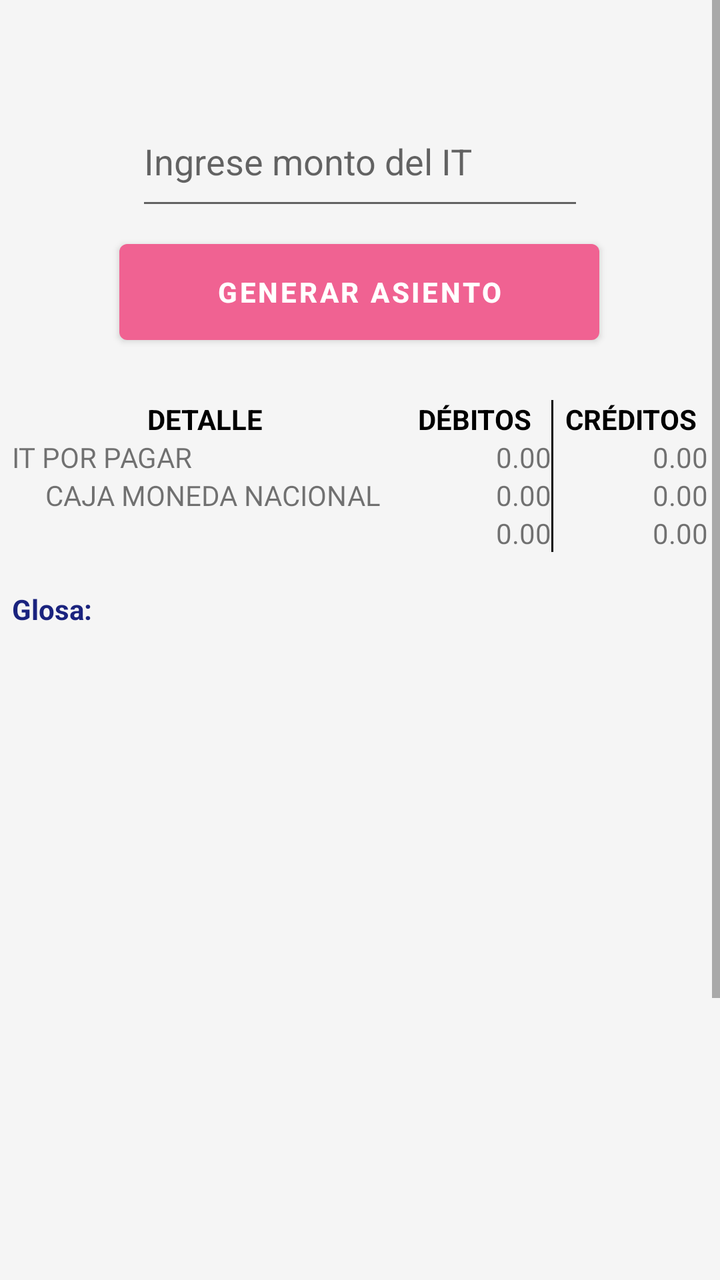
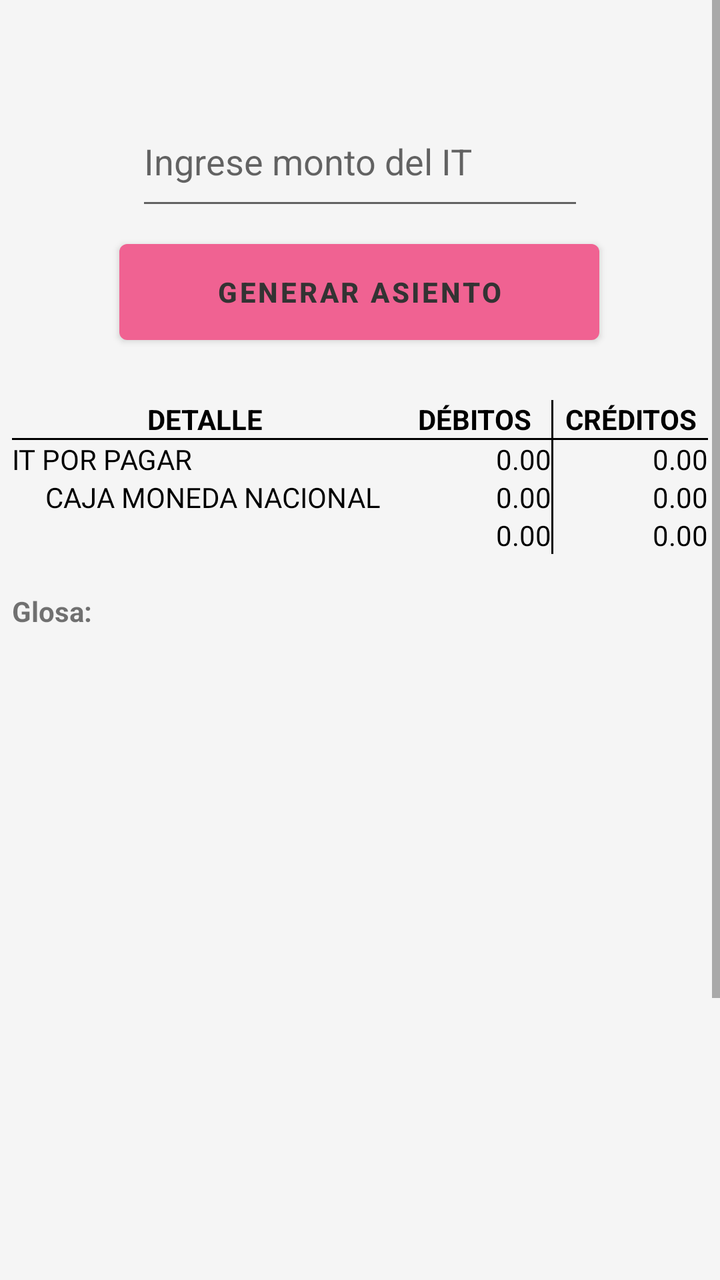

Two renders of the same Android screen: before a commit and after it. Below are the layout's source before the change and the commit's diff.
<!-- AndroidManifest.xml: application theme Theme.ContabilidadBasicaBolivia -->
<!-- res/layout/activity_liquidacion_it.xml -->
<?xml version="1.0" encoding="utf-8"?>
<ScrollView
    xmlns:android="http://schemas.android.com/apk/res/android"
    xmlns:app="http://schemas.android.com/apk/res-auto"
    xmlns:tools="http://schemas.android.com/tools"
    android:layout_width="match_parent"
    android:layout_height="match_parent"
    android:background="#F5F5F5"
    tools:context="com.datos.contabilidadbasicabolivia.LiquidacionIT">

    <androidx.constraintlayout.widget.ConstraintLayout
        android:layout_width="match_parent"
        android:layout_height="wrap_content">

        <EditText
            android:id="@+id/editTextNumber"
            android:layout_width="224dp"
            android:layout_height="62dp"
            android:layout_marginTop="48dp"
            android:ems="10"
            android:textColor="@color/black"
            android:hint="Ingrese monto del IT"
            android:inputType="text"
            app:layout_constraintEnd_toEndOf="parent"
            app:layout_constraintStart_toStartOf="parent"
            app:layout_constraintTop_toTopOf="parent" />

        <Button
            android:id="@+id/button"
            android:layout_width="240dp"
            android:layout_height="60dp"
            android:layout_marginTop="6dp"
            android:onClick="Generar"
            android:text="Generar Asiento"
            android:textStyle="bold"
            android:textColor="#ffffff"
            android:theme="@style/button"
            app:layout_constraintEnd_toEndOf="parent"
            app:layout_constraintHorizontal_bias="0.497"
            app:layout_constraintStart_toStartOf="parent"
            app:layout_constraintTop_toBottomOf="@+id/editTextNumber" />

        <TableLayout
            android:layout_width="348dp"
            android:layout_height="621dp"
            android:layout_marginTop="24dp"
            app:layout_constraintBottom_toBottomOf="parent"
            app:layout_constraintEnd_toEndOf="parent"
            app:layout_constraintStart_toStartOf="parent"
            app:layout_constraintTop_toBottomOf="@+id/button"
            app:layout_constraintVertical_bias="0.0">

            <TableRow
                android:layout_width="match_parent"
                android:layout_height="wrap_content">

                <TextView
                    android:id="@+id/textView1"
                    android:layout_width="0dp"
                    android:layout_height="wrap_content"
                    android:layout_weight="2.5"
                    android:gravity="center"
                    android:textColor="#000000"
                    android:text="DETALLE"
                    android:textStyle="bold" />

                <TextView
                    android:id="@+id/textView2"
                    android:layout_width="0dp"
                    android:layout_height="wrap_content"
                    android:layout_weight="1"
                    android:gravity="center"
                    android:textColor="#000000"
                    android:text="DÉBITOS"
                    android:textStyle="bold" />


                <View
                    android:layout_width="1dp"
                    android:layout_height="match_parent"
                    android:background="#000000" />

                <TextView
                    android:id="@+id/textView3"
                    android:layout_width="0dp"
                    android:layout_height="wrap_content"
                    android:layout_weight="1"
                    android:gravity="center"
                    android:textColor="#000000"
                    android:text="CRÉDITOS"
                    android:textStyle="bold" />
            </TableRow>

            <TableRow
                android:layout_width="match_parent"
                android:layout_height="wrap_content">

                <TextView
                    android:id="@+id/textView4"
                    android:layout_width="0dp"
                    android:layout_height="wrap_content"
                    android:layout_weight="2.5"
                    android:fontFamily="@font/sriracha"
                    android:text="IT POR PAGAR" />

                <TextView
                    android:id="@+id/espacio_01"
                    android:layout_width="0dp"
                    android:layout_height="wrap_content"
                    android:layout_weight="1"
                    android:gravity="right"
                    android:text="0.00" />

                <View
                    android:layout_width="1dp"
                    android:layout_height="match_parent"
                    android:background="#000000" />

                <TextView
                    android:id="@+id/espacio_02"
                    android:layout_width="0dp"
                    android:layout_height="wrap_content"
                    android:layout_weight="1"
                    android:gravity="right"
                    android:text="0.00" />
            </TableRow>

            <TableRow
                android:layout_width="match_parent"
                android:layout_height="wrap_content">

                <TextView
                    android:id="@+id/textView41"
                    android:layout_width="0dp"
                    android:layout_height="wrap_content"
                    android:layout_weight="2.5"
                    android:fontFamily="@font/sriracha"
                    android:text="     CAJA MONEDA NACIONAL" />

                <TextView
                    android:id="@+id/espacio_03"
                    android:layout_width="0dp"
                    android:layout_height="wrap_content"
                    android:layout_weight="1"
                    android:gravity="right"
                    android:text="0.00" />

                <View
                    android:layout_width="1dp"
                    android:layout_height="match_parent"
                    android:background="#000000" />

                <TextView
                    android:id="@+id/espacio_04"
                    android:layout_width="0dp"
                    android:layout_height="wrap_content"
                    android:layout_weight="1"
                    android:gravity="right"
                    android:text="0.00" />
            </TableRow>

            <TableRow
                android:layout_width="match_parent"
                android:layout_height="wrap_content">

                <TextView
                    android:id="@+id/textView31"
                    android:layout_width="0dp"
                    android:layout_height="wrap_content"
                    android:layout_weight="2.5"
                    android:text="" />

                <TextView
                    android:id="@+id/espacio_05"
                    android:layout_width="0dp"
                    android:layout_height="wrap_content"
                    android:layout_weight="1"
                    android:gravity="right"
                    android:text="0.00" />

                <View
                    android:layout_width="1dp"
                    android:layout_height="match_parent"
                    android:background="#000000" />

                <TextView
                    android:id="@+id/espacio_06"
                    android:layout_width="0dp"
                    android:layout_height="wrap_content"
                    android:layout_weight="1"
                    android:gravity="right"
                    android:text="0.00" />
            </TableRow>

            <TableRow
                android:layout_width="match_parent"
                android:layout_height="wrap_content">

                <TextView
                    android:id="@+id/glosanull"
                    android:layout_width="0dp"
                    android:layout_height="wrap_content"
                    android:layout_weight="2.5"
                    android:textStyle="bold" />
            </TableRow>

            <TableRow
                android:layout_width="match_parent"
                android:layout_height="wrap_content">

                <TextView
                    android:id="@+id/glosa_01"
                    android:layout_width="0dp"
                    android:layout_height="wrap_content"
                    android:layout_weight="2.5"
                    android:text="Glosa:"
                    android:textColor="#1A237E"
                    android:textStyle="bold" />
            </TableRow>

            <TableRow
                android:layout_width="match_parent"
                android:layout_height="wrap_content">

                <TextView
                    android:id="@+id/glosanull2"
                    android:layout_width="0dp"
                    android:layout_height="wrap_content"
                    android:layout_weight="2.5"
                    android:textStyle="bold" />
            </TableRow>

            <TableRow
                android:layout_width="match_parent"
                android:layout_height="wrap_content">

                <TextView
                    android:id="@+id/informacion"
                    android:layout_width="0dp"
                    android:layout_height="wrap_content"
                    android:layout_weight="2.5"
                    android:textColor="#402945"
                    android:textStyle="bold" />
            </TableRow>

            <TableRow
                android:layout_width="match_parent"
                android:layout_height="wrap_content">

                <TextView
                    android:id="@+id/notanull"
                    android:layout_width="0dp"
                    android:layout_height="wrap_content"
                    android:layout_weight="2.5"
                    android:textStyle="bold" />
            </TableRow>

            <TableRow
                android:layout_width="match_parent"
                android:layout_height="wrap_content">

                <TextView
                    android:id="@+id/nota1"
                    android:layout_width="0dp"
                    android:layout_height="wrap_content"
                    android:layout_weight="2.5"
                    android:textColor="#402945"
                    android:textStyle="bold" />
            </TableRow>

            <TableRow
                android:layout_width="match_parent"
                android:layout_height="wrap_content">

                <TextView
                    android:id="@+id/notanull1"
                    android:layout_width="0dp"
                    android:layout_height="wrap_content"
                    android:layout_weight="2.5"
                    android:textColor="#402945"
                    android:textStyle="bold" />
            </TableRow>

            <TableRow
                android:layout_width="match_parent"
                android:layout_height="wrap_content">

                <TextView
                    android:id="@+id/nota2"
                    android:layout_width="0dp"
                    android:layout_height="wrap_content"
                    android:layout_weight="2.5"
                    android:textColor="#402945"
                    android:textStyle="bold" />
            </TableRow>

            <TableRow
                android:layout_width="match_parent"
                android:layout_height="wrap_content">

                <TextView
                    android:id="@+id/nota3"
                    android:layout_width="0dp"
                    android:layout_height="wrap_content"
                    android:layout_weight="2.5"
                    android:textColor="#402945"
                    android:textStyle="bold" />
            </TableRow>
        </TableLayout>
    </androidx.constraintlayout.widget.ConstraintLayout>
</ScrollView>
<!-- resources referenced by this layout -->
<resources>
  <color name="black">#FF000000</color>
  <style name="button" parent="Theme.AppCompat.Light.NoActionBar">
          <item name="colorPrimary">@color/pink</item>
          <item name="colorPrimaryVariant">@color/lightGray</item>
          <item name="android:textColorPrimary">@color/navy</item>
          <item name="android:statusBarColor">@color/darkGreen</item>
      </style>
  <style name="Theme.ContabilidadBasicaBolivia" parent="Base.Theme.ContabilidadBasicaBolivia" />
  <color name="pink">#F06292</color>
  <color name="lightGray">#D3D3D3</color>
  <color name="navy">#000080</color>
  <color name="darkGreen">#006400</color>
  <style name="Base.Theme.ContabilidadBasicaBolivia" parent="Theme.MaterialComponents.DayNight.NoActionBar">
          
          
          <item name="colorPrimary">@color/white</item>
          <item name="colorPrimaryVariant">@color/black</item>
          <item name="android:textColorPrimary">@color/white</item>
          <item name="android:statusBarColor">@color/red</item>
  
      </style>
  <color name="white">#FFFFFFFF</color>
  <color name="red">#5DC1B9</color>
</resources>

<!-- the commit's change to res/layout/activity_liquidacion_it.xml (unified diff, before → after) -->
@@ -5,12 +5,12 @@
     xmlns:tools="http://schemas.android.com/tools"
     android:layout_width="match_parent"
     android:layout_height="match_parent"
-    android:background="#F5F5F5"
     tools:context="com.datos.contabilidadbasicabolivia.LiquidacionIT">
 
     <androidx.constraintlayout.widget.ConstraintLayout
         android:layout_width="match_parent"
-        android:layout_height="wrap_content">
+        android:layout_height="wrap_content"
+        android:background="#F5F5F5">
 
         <EditText
             android:id="@+id/editTextNumber"
@@ -33,7 +33,7 @@
             android:onClick="Generar"
             android:text="Generar Asiento"
             android:textStyle="bold"
-            android:textColor="#ffffff"
+            android:textColor="#333333"
             android:theme="@style/button"
             app:layout_constraintEnd_toEndOf="parent"
             app:layout_constraintHorizontal_bias="0.497"
@@ -90,6 +90,10 @@
                     android:text="CRÉDITOS"
                     android:textStyle="bold" />
             </TableRow>
+            <View
+                android:layout_width="match_parent"
+                android:layout_height="1dp"
+                android:background="#000000" />
 
             <TableRow
                 android:layout_width="match_parent"
@@ -101,6 +105,7 @@
                     android:layout_height="wrap_content"
                     android:layout_weight="2.5"
                     android:fontFamily="@font/sriracha"
+                    android:textColor="@color/black"
                     android:text="IT POR PAGAR" />
 
                 <TextView
@@ -109,6 +114,7 @@
                     android:layout_height="wrap_content"
                     android:layout_weight="1"
                     android:gravity="right"
+                    android:textColor="@color/black"
                     android:text="0.00" />
 
                 <View
@@ -122,6 +128,7 @@
                     android:layout_height="wrap_content"
                     android:layout_weight="1"
                     android:gravity="right"
+                    android:textColor="@color/black"
                     android:text="0.00" />
             </TableRow>
 
@@ -135,6 +142,7 @@
                     android:layout_height="wrap_content"
                     android:layout_weight="2.5"
                     android:fontFamily="@font/sriracha"
+                    android:textColor="@color/black"
                     android:text="     CAJA MONEDA NACIONAL" />
 
                 <TextView
@@ -143,6 +151,7 @@
                     android:layout_height="wrap_content"
                     android:layout_weight="1"
                     android:gravity="right"
+                    android:textColor="@color/black"
                     android:text="0.00" />
 
                 <View
@@ -156,6 +165,7 @@
                     android:layout_height="wrap_content"
                     android:layout_weight="1"
                     android:gravity="right"
+                    android:textColor="@color/black"
                     android:text="0.00" />
             </TableRow>
 
@@ -168,6 +178,7 @@
                     android:layout_width="0dp"
                     android:layout_height="wrap_content"
                     android:layout_weight="2.5"
+                    android:textColor="@color/black"
                     android:text="" />
 
                 <TextView
@@ -176,6 +187,7 @@
                     android:layout_height="wrap_content"
                     android:layout_weight="1"
                     android:gravity="right"
+                    android:textColor="@color/black"
                     android:text="0.00" />
 
                 <View
@@ -189,6 +201,7 @@
                     android:layout_height="wrap_content"
                     android:layout_weight="1"
                     android:gravity="right"
+                    android:textColor="@color/black"
                     android:text="0.00" />
             </TableRow>
 
@@ -206,7 +219,8 @@
 
             <TableRow
                 android:layout_width="match_parent"
-                android:layout_height="wrap_content">
+                android:layout_height="wrap_content"
+                android:id="@+id/tableRow">
 
                 <TextView
                     android:id="@+id/glosa_01"
@@ -214,7 +228,6 @@
                     android:layout_height="wrap_content"
                     android:layout_weight="2.5"
                     android:text="Glosa:"
-                    android:textColor="#1A237E"
                     android:textStyle="bold" />
             </TableRow>
 
